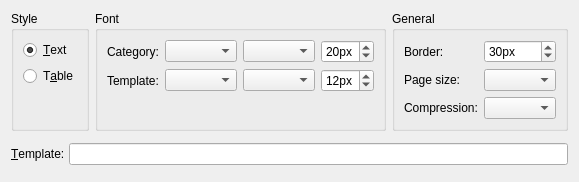
This is plugins/exp-pdf/pdfexportwidget.ui in martin-kudlicka/vocabulary-master as Qt 5 draws it before an edit. The edited form follows.
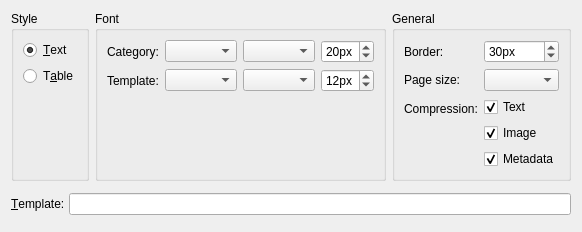
This is the edited form.

Commit message: + compression mode option (has no effect now because of missing zlib)

Diff of the .ui file:
```diff
--- a/plugins/exp-pdf/pdfexportwidget.ui
+++ b/plugins/exp-pdf/pdfexportwidget.ui
@@ -6,8 +6,8 @@
    <rect>
     <x>0</x>
     <y>0</y>
-    <width>532</width>
-    <height>167</height>
+    <width>535</width>
+    <height>212</height>
    </rect>
   </property>
   <property name="windowTitle">
@@ -139,6 +139,26 @@
         <string>General</string>
        </property>
        <layout class="QFormLayout" name="formLayout">
+        <property name="fieldGrowthPolicy">
+         <enum>QFormLayout::AllNonFixedFieldsGrow</enum>
+        </property>
+        <item row="0" column="0">
+         <widget class="QLabel" name="label_8">
+          <property name="text">
+           <string>Border:</string>
+          </property>
+         </widget>
+        </item>
+        <item row="0" column="1">
+         <widget class="QSpinBox" name="qsbBorder">
+          <property name="suffix">
+           <string>px</string>
+          </property>
+          <property name="value">
+           <number>30</number>
+          </property>
+         </widget>
+        </item>
         <item row="1" column="0">
          <widget class="QLabel" name="label_4">
           <property name="text">
@@ -157,24 +177,38 @@
          </widget>
         </item>
         <item row="2" column="1">
-         <widget class="QComboBox" name="qcbCompression"/>
-        </item>
-        <item row="0" column="0">
-         <widget class="QLabel" name="label_8">
+         <layout class="QVBoxLayout" name="verticalLayout_4">
+          <item>
+           <widget class="QCheckBox" name="qcbCompressText">
+            <property name="text">
+             <string>Text</string>
+            </property>
+            <property name="checked">
+             <bool>true</bool>
+            </property>
+           </widget>
+          </item>
+          <item>
+           <widget class="QCheckBox" name="qcbCompressImage">
           <property name="text">
-           <string>Border:</string>
-          </property>
-         </widget>
-        </item>
-        <item row="0" column="1">
-         <widget class="QSpinBox" name="qsbBorder">
-          <property name="suffix">
-           <string>px</string>
-          </property>
-          <property name="value">
-           <number>30</number>
-          </property>
-         </widget>
+             <string>Image</string>
+            </property>
+            <property name="checked">
+             <bool>true</bool>
+            </property>
+           </widget>
+          </item>
+          <item>
+           <widget class="QCheckBox" name="qcbCompressMetadata">
+            <property name="text">
+             <string>Metadata</string>
+            </property>
+            <property name="checked">
+             <bool>true</bool>
+            </property>
+           </widget>
+          </item>
+         </layout>
         </item>
        </layout>
       </widget>
```
Lines whose indentation alone changed are shown as unchanged. The commit also changes 4 other files.
